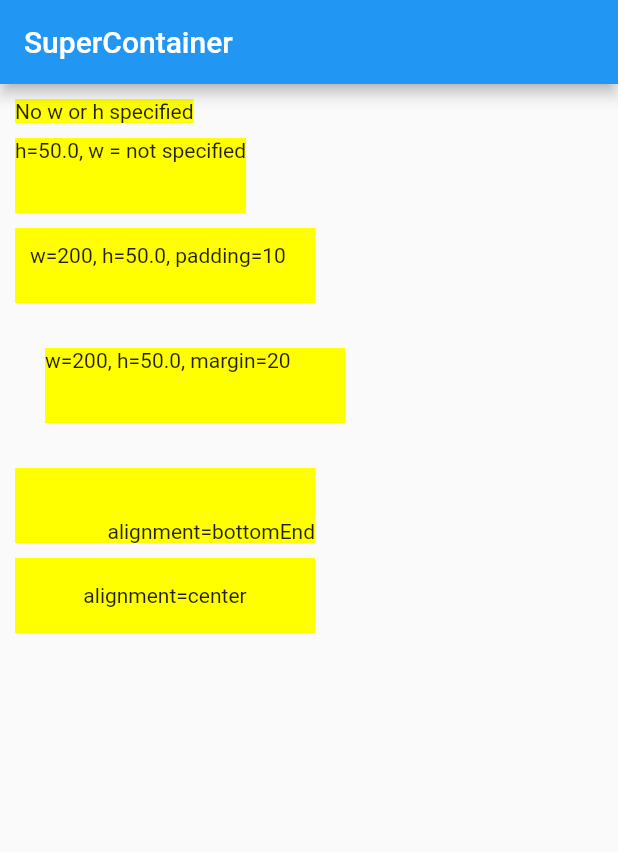
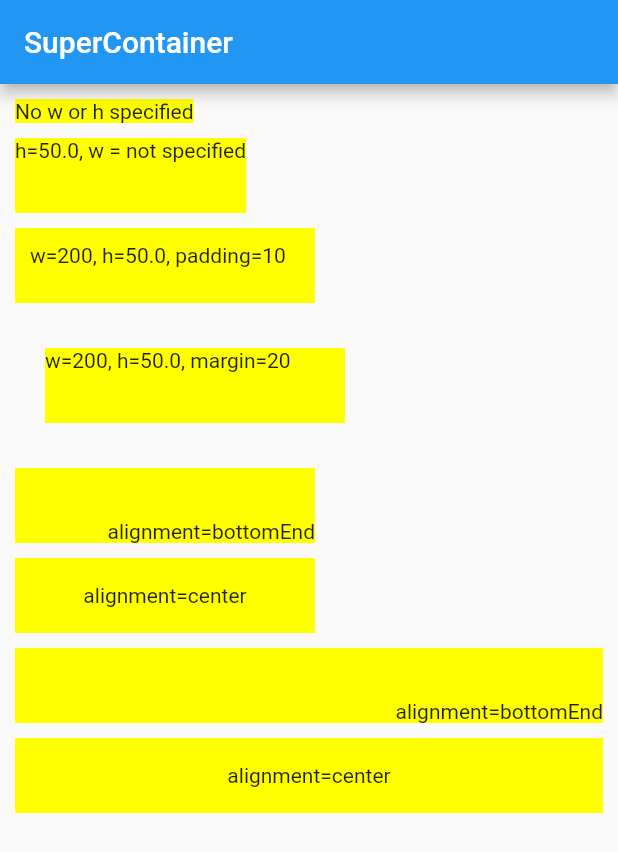
Before and after one commit to fluttervn/super_widgets, a Flutter app: the SuperContainerPage screen opened directly, on a phone screen of 412 x 824 dp. Shown: the top 852 px of the screen. Run offline on Flutter 3.47's test engine with Material 2 defaults, Android fonts, the phone set to English and light mode, and no system bars.

Commit message:
SuperContainer: add more sample with `width = infinity`

```diff
--- a/example/lib/super_container_page.dart
+++ b/example/lib/super_container_page.dart
@@ -68,6 +68,22 @@ class SuperContainerPage extends StatelessWidget {
           child: Text('alignment=center'),
         ),
         boxH,
+        SuperContainer(
+          color: bgColor,
+          width: double.infinity,
+          height: defaultH,
+          alignment: AlignmentDirectional.bottomEnd,
+          child: Text('alignment=bottomEnd'),
+        ),
+        boxH,
+        SuperContainer(
+          color: bgColor,
+          width: double.infinity,
+          height: defaultH,
+          alignment: AlignmentDirectional.center,
+          child: Text('alignment=center'),
+        ),
+        boxH,
       ],
     );
   }
```
